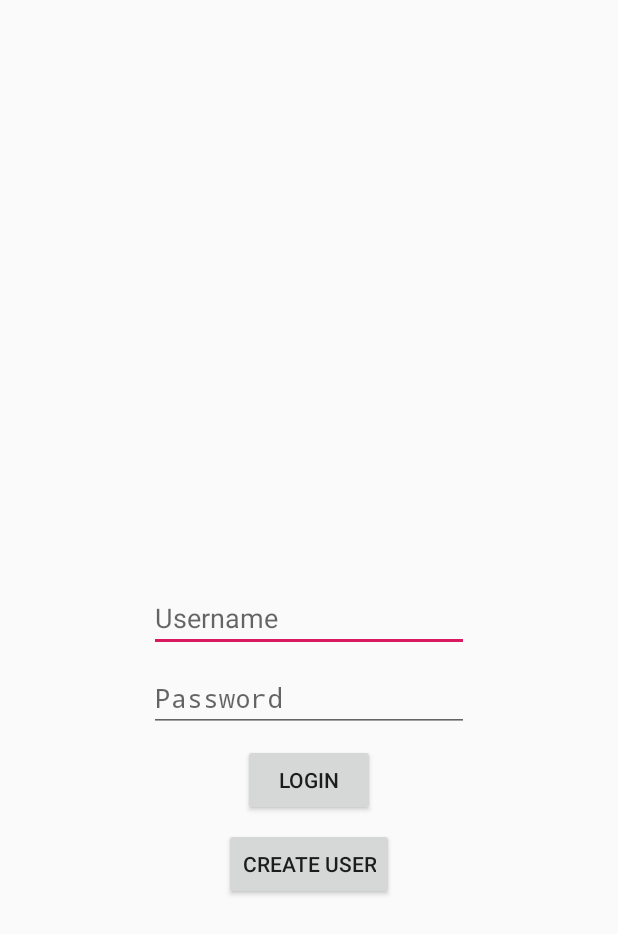
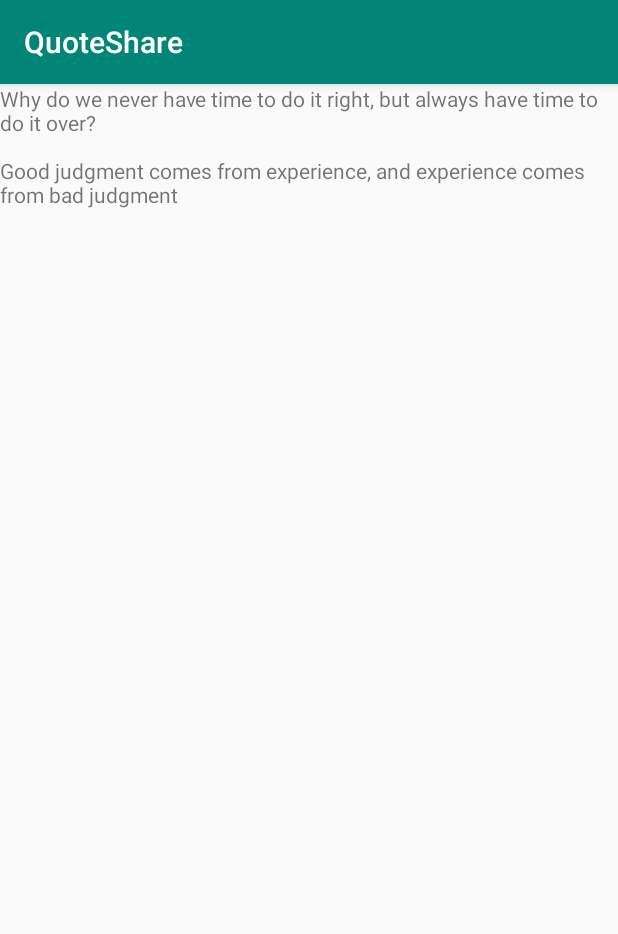
Before and after one commit to Nikatilio/QuoteShare, an Android app: the screen it shows after launch (ActivityLogin before the commit, ActivityQuotesMain after it), on a phone screen of 412 x 824 dp. Shown: the top 934 px of the screen. Run offline under Robolectric (Android 15) with nearby library versions, the phone set to English and light mode, and no system bars.

Commit message:
Added activity ui and model to display quotes list.

```diff
--- a/app/build.gradle
+++ b/app/build.gradle
@@ -25,10 +25,17 @@ android {
 dependencies {
     implementation fileTree(dir: 'libs', include: ['*.jar'])
     implementation"org.jetbrains.kotlin:kotlin-stdlib-jdk7:$kotlin_version"
+    // ViewModel Kotlin support
+    implementation "androidx.lifecycle:lifecycle-extensions:$lifecycle_version"
     implementation 'androidx.appcompat:appcompat:1.0.2'
     implementation 'androidx.core:core-ktx:1.0.2'
     implementation 'androidx.constraintlayout:constraintlayout:1.1.3'
+
+    annotationProcessor "androidx.lifecycle:lifecycle-compiler:$lifecycle_version" // For Kotlin use kapt instead of annotationProcessor
+
     testImplementation 'junit:junit:4.12'
     androidTestImplementation 'androidx.test:runner:1.2.0'
     androidTestImplementation 'androidx.test.espresso:espresso-core:3.2.0'
+    implementation 'androidx.recyclerview:recyclerview:1.0.0'
+
 }
--- a/app/src/main/AndroidManifest.xml
+++ b/app/src/main/AndroidManifest.xml
@@ -22,11 +22,13 @@
             android:roundIcon="@mipmap/ic_launcher_round"
             android:supportsRtl="true"
             android:theme="@style/AppTheme">
-        <activity android:name=".ui.QuoteShareLoadingActivity">
+        <activity android:name=".ui.quotesmain.ActivityQuotesMain">
             <intent-filter>
                 <action android:name="android.intent.action.MAIN"/>
                 <category android:name="android.intent.category.LAUNCHER"/>
             </intent-filter>
+        </activity>
+        <activity android:name=".ui.QuoteShareLoadingActivity">
         </activity>
         <activity android:name=".ui.login.ActivityLogin">
         </activity>
--- /dev/null
+++ b/app/src/main/java/com/nikatilio/quoteshare/data/Quote.kt
@@ -0,0 +1,6 @@
+package com.nikatilio.quoteshare.data
+
+data class Quote(
+    val id: Int,
+    val text: String
+)
--- a/app/src/main/java/com/nikatilio/quoteshare/ui/quotesmain/ActivityQuotesMain.kt
+++ b/app/src/main/java/com/nikatilio/quoteshare/ui/quotesmain/ActivityQuotesMain.kt
@@ -2,11 +2,29 @@ package com.nikatilio.quoteshare.ui.quotesmain
 
 import android.os.Bundle
 import androidx.appcompat.app.AppCompatActivity
+import androidx.lifecycle.Observer
+import androidx.lifecycle.ViewModelProvider
+import androidx.lifecycle.ViewModelProviders
+import androidx.recyclerview.widget.LinearLayoutManager
+import com.nikatilio.quoteshare.R
+import kotlinx.android.synthetic.main.activity_quotes_main.*
 
 class ActivityQuotesMain: AppCompatActivity() {
 
     override fun onCreate(savedInstanceState: Bundle?) {
         super.onCreate(savedInstanceState)
+        setContentView(R.layout.activity_quotes_main)
+
+        quotesRecyclerView.layoutManager = LinearLayoutManager(this)
+        quotesRecyclerView.adapter = QuotesListAdapter(this)
+
+        val model = ViewModelProviders.of(this)[QuotesListViewModel::class.java]
+        model.getQuotes().observe(this, Observer {
+            // Update UI
+            val adapter = quotesRecyclerView.adapter as QuotesListAdapter
+            adapter.setQuotesList(it)
+        })
+
 
 
     }
--- /dev/null
+++ b/app/src/main/java/com/nikatilio/quoteshare/ui/quotesmain/QuotesListAdapter.kt
@@ -0,0 +1,39 @@
+package com.nikatilio.quoteshare.ui.quotesmain
+
+import android.content.Context
+import android.view.LayoutInflater
+import android.view.View
+import android.view.ViewGroup
+import androidx.recyclerview.widget.RecyclerView
+import com.nikatilio.quoteshare.R
+import com.nikatilio.quoteshare.data.Quote
+import kotlinx.android.synthetic.main.quotes_list_item.view.*
+
+class QuotesListAdapter(val context: Context): RecyclerView.Adapter<QuotesListAdapter.ViewHolder>() {
+
+    lateinit var quotes: List<Quote>
+
+    fun setQuotesList(quotes: List<Quote>) {
+        this.quotes = quotes
+    }
+
+    override fun onCreateViewHolder(parent: ViewGroup, viewType: Int): ViewHolder {
+        val view = LayoutInflater.from(context).inflate(R.layout.quotes_list_item, parent, false)
+        return ViewHolder(view)
+    }
+
+    override fun getItemCount(): Int {
+        if (::quotes.isInitialized) {
+            return quotes.size
+        } else return 0
+    }
+
+    override fun onBindViewHolder(holder: ViewHolder, position: Int) {
+        holder.view.quoteText.text = quotes[position].text
+    }
+
+
+    class ViewHolder(val view: View): RecyclerView.ViewHolder(view) {
+
+    }
+}
--- /dev/null
+++ b/app/src/main/java/com/nikatilio/quoteshare/ui/quotesmain/QuotesListViewModel.kt
@@ -0,0 +1,29 @@
+package com.nikatilio.quoteshare.ui.quotesmain
+
+import androidx.lifecycle.LiveData
+import androidx.lifecycle.MutableLiveData
+import androidx.lifecycle.ViewModel
+import com.nikatilio.quoteshare.data.Quote
+
+class QuotesListViewModel: ViewModel() {
+
+    private val quotes: MutableLiveData<List<Quote>> by lazy {
+        MutableLiveData<List<Quote>>().also {
+            loadQuotes()
+        }
+    }
+
+    fun getQuotes(): LiveData<List<Quote>> {
+        return quotes
+    }
+
+    private fun loadQuotes() {
+        println("Loading users...")
+        Thread {
+            val list = ArrayList<Quote>()
+            list.add(Quote(0, "Why do we never have time to do it right, but always have time to do it over?"))
+            list.add(Quote(1, "Good judgment comes from experience, and experience comes from bad judgment"))
+            quotes.postValue(list)
+        }.start()
+    }
+}
--- /dev/null
+++ b/app/src/main/res/layout/activity_quotes_main.xml
@@ -0,0 +1,17 @@
+<?xml version="1.0" encoding="utf-8"?>
+<androidx.constraintlayout.widget.ConstraintLayout xmlns:android="http://schemas.android.com/apk/res/android"
+                                                   xmlns:app="http://schemas.android.com/apk/res-auto"
+                                                   xmlns:tools="http://schemas.android.com/tools"
+                                                   android:layout_width="match_parent"
+                                                   android:layout_height="match_parent"
+                                                   android:id="@+id/linearLayout">
+
+    <androidx.recyclerview.widget.RecyclerView
+            android:layout_width="0dp"
+            android:layout_height="0dp"
+            android:id="@+id/quotesRecyclerView"
+            app:layout_constraintEnd_toEndOf="parent"
+            app:layout_constraintTop_toTopOf="parent"
+            app:layout_constraintStart_toStartOf="parent"
+            app:layout_constraintBottom_toBottomOf="parent"/>
+</androidx.constraintlayout.widget.ConstraintLayout>
--- /dev/null
+++ b/app/src/main/res/layout/quotes_list_item.xml
@@ -0,0 +1,12 @@
+<?xml version="1.0" encoding="utf-8"?>
+<LinearLayout xmlns:android="http://schemas.android.com/apk/res/android"
+              android:orientation="vertical"
+              android:layout_width="match_parent"
+              android:layout_height="@dimen/quote_list_item_height">
+
+    <TextView
+            android:text="TextView"
+            android:layout_width="match_parent"
+            android:layout_height="wrap_content"
+            android:id="@+id/quoteText"/>
+</LinearLayout>
--- /dev/null
+++ b/app/src/main/res/values/dimens.xml
@@ -0,0 +1,4 @@
+<?xml version="1.0" encoding="utf-8"?>
+<resources>
+    <dimen name="quote_list_item_height">48dp</dimen>
+</resources>
--- a/build.gradle
+++ b/build.gradle
@@ -2,6 +2,7 @@
 
 buildscript {
     ext.kotlin_version = '1.3.41'
+    ext.lifecycle_version = '2.2.0-alpha03'
     repositories {
         google()
         jcenter()
```
